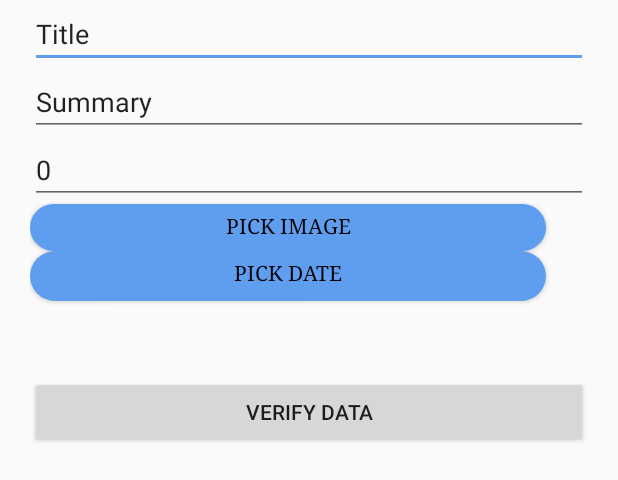
After one commit to chuddyni/io_klient, an Android app: the layout alert_add_travel.xml on its own in the app's theme, with its tools: preview values and no code run, on a phone screen of 412 x 824 dp. The commit adds this screen. Shown: the top 480 px of the screen. Run offline under Robolectric (Android 15) with nearby library versions, the phone set to English and light mode, and no system bars.

Commit message:
Przyrost 3 partial, dodawanie wycieczek, brak rezerwacji poki co

```diff
--- a/app/src/main/java/domeny/niema/klient/TravelsForGuests.java
+++ b/app/src/main/java/domeny/niema/klient/TravelsForGuests.java
@@ -162,7 +162,7 @@ public class TravelsForGuests extends AppCompatActivity {
         // logging out of Parse
         ParseUser.logOut();
 
-        alertDisplayer("So, you're going...", "Ok...Bye-bye then");
+        alertDisplayer("So you want to sign up?", "Please do that!");
 
 
     }
--- /dev/null
+++ b/app/src/main/res/layout/alert_add_travel.xml
@@ -0,0 +1,66 @@
+<?xml version="1.0" encoding="utf-8"?>
+<LinearLayout xmlns:android="http://schemas.android.com/apk/res/android"
+    android:layout_width="match_parent"
+    android:layout_height="match_parent"
+    android:orientation="vertical"
+    android:paddingLeft="20dp"
+    android:paddingRight="20dp">
+
+
+    <EditText
+        android:id="@+id/title"
+        android:layout_width="match_parent"
+        android:layout_height="wrap_content"
+        android:digits="abcdefghijklmnopqrstuvwxyzABCDEFGHIJKLMNOPQRSTUVWXYZ"
+        android:text="Title" />
+
+    <EditText
+        android:id="@+id/summary"
+        android:layout_width="match_parent"
+        android:layout_height="wrap_content"
+        android:digits="abcdefghijklmnopqrstuvwxyzABCDEFGHIJKLMNOPQRSTUVWXYZ"
+
+        android:text="Summary" />
+
+    <EditText
+        android:id="@+id/price"
+        android:layout_width="match_parent"
+        android:layout_height="wrap_content"
+        android:digits="0123456789."
+        android:inputType="number"
+        android:text="0" />
+
+    <Button
+        android:id="@+id/imageadd"
+        android:layout_width="344dp"
+        android:layout_height="31dp"
+        android:background="@drawable/rounded2"
+        android:enabled="true"
+        android:text="Pick image"
+        android:textColor="@color/colorPrimaryDark"
+        android:textSize="14sp"
+
+        android:typeface="serif"
+        android:visibility="visible" />
+
+    <Button
+        android:id="@+id/dateadd"
+        android:layout_width="344dp"
+        android:layout_height="33dp"
+        android:background="@drawable/rounded2"
+        android:enabled="true"
+        android:text="Pick date"
+        android:textColor="@color/colorPrimaryDark"
+        android:textSize="14sp"
+        android:typeface="serif"
+
+        android:visibility="visible" />
+
+    <Button
+        android:id="@+id/verify"
+        android:layout_width="match_parent"
+        android:layout_height="wrap_content"
+        android:layout_marginTop="50dp"
+        android:text="Verify data" />
+
+</LinearLayout>
```
Also changed, not shown: app/build.gradle (+10 -1 lines), app/src/main/java/domeny/niema/klient/AdminPanel.java (+321 -18 lines), app/src/main/java/domeny/niema/klient/LoginActivity.java (+39 -21 lines), app/src/main/res/layout/activity_admin.xml (+4 -3 lines), 1 other file.
